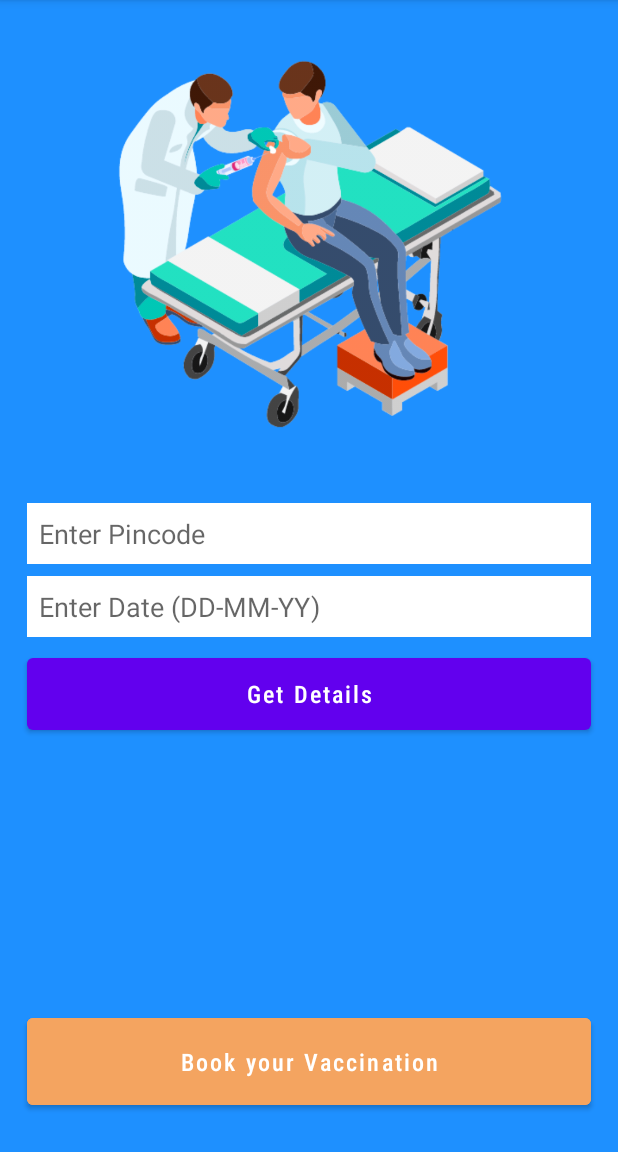
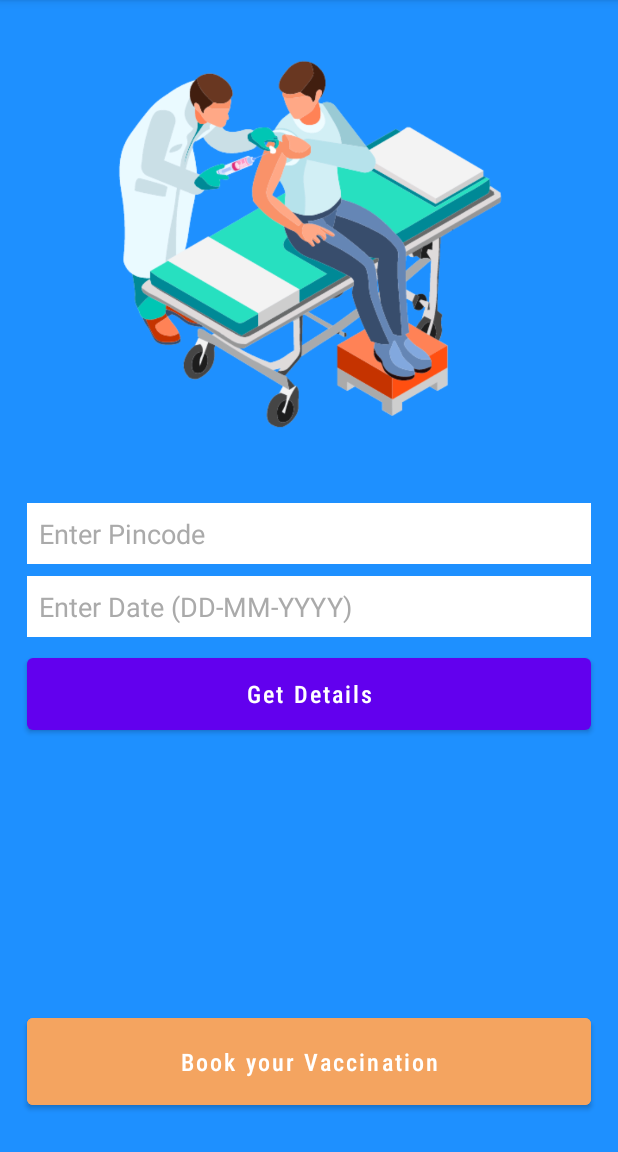
Before and after one commit to deepdhar/Vaccine-Tracker-App, an Android app: the screen it shows after launch (MainActivity), on a phone screen of 412 x 824 dp, the part 84-1236 px from its top. Run offline under Robolectric (Android 15) with nearby library versions, the light colour scheme and no system bars; our stand-ins replace Volley.

Commit message:
fixed internal bugs

```diff
--- a/app/src/main/java/com/example/android/vaccinetracker/VaccineDataAdapter.java
+++ b/app/src/main/java/com/example/android/vaccinetracker/VaccineDataAdapter.java
@@ -15,8 +15,6 @@ public class VaccineDataAdapter extends RecyclerView.Adapter<VaccineDataAdapter.
 
     LayoutInflater inflater;
     List<VaccineData> vaccineData;
-//    VaccineData[] vaccineData;
-//    Context context;
 
     public VaccineDataAdapter(List<VaccineData> vaccineData, Context context) {
         this.vaccineData = vaccineData;
@@ -38,6 +36,7 @@ public class VaccineDataAdapter extends RecyclerView.Adapter<VaccineDataAdapter.
         holder.dose1Tv.setText(vaccineData.get(position).getDose1());
         holder.dose2Tv.setText(vaccineData.get(position).getDose2());
         holder.minAgeLimitTv.setText(vaccineData.get(position).getMinAgeLimit());
+//        holder.vaccineFee.setText(vaccineData.get(position).getVaccineFee());
         holder.vaccineTv.setText(vaccineData.get(position).getVaccine());
     }
 
@@ -52,6 +51,7 @@ public class VaccineDataAdapter extends RecyclerView.Adapter<VaccineDataAdapter.
         TextView dose1Tv;
         TextView dose2Tv;
         TextView minAgeLimitTv;
+        TextView vaccineFee;
         TextView vaccineTv;
 
         public ViewHolder(@NonNull View itemView) {
@@ -61,6 +61,7 @@ public class VaccineDataAdapter extends RecyclerView.Adapter<VaccineDataAdapter.
             dose1Tv = itemView.findViewById(R.id.dose1_tv);
             dose2Tv = itemView.findViewById(R.id.dose2_tv);
             minAgeLimitTv = itemView.findViewById(R.id.minAgeLimit_tv);
+//            vaccineFee = itemView.findViewById(R.id.vaccinationFee_tv);
             vaccineTv = itemView.findViewById(R.id.vaccineName_tv);
         }
     }
--- a/app/src/main/res/layout/activity_main.xml
+++ b/app/src/main/res/layout/activity_main.xml
@@ -17,8 +17,8 @@
         android:layout_width="wrap_content"
         android:layout_height="wrap_content"
         android:layout_above="@id/et1"
-        android:src="@drawable/vaccination"
-        android:padding="15dp"/>
+        android:padding="15dp"
+        android:src="@drawable/vaccination" />
 
     <EditText
         android:id="@+id/et1"
@@ -31,19 +31,23 @@
         android:background="@color/white"
         android:hint="Enter Pincode"
         android:inputType="number"
-        android:padding="8dp" />
+        android:padding="8dp"
+        android:textColor="@color/black"
+        android:textColorHint="@android:color/darker_gray" />
 
     <EditText
         android:id="@+id/et2"
         android:layout_width="match_parent"
         android:layout_height="wrap_content"
-        android:layout_below="@id/center_line"
+        android:layout_below="@id/et1"
         android:layout_marginHorizontal="18dp"
         android:layout_marginBottom="8dp"
         android:background="@color/white"
-        android:hint="Enter Date (DD-MM-YY)"
+        android:hint="Enter Date (DD-MM-YYYY)"
         android:inputType="date"
-        android:padding="8dp" />
+        android:padding="8dp"
+        android:textColor="@color/black"
+        android:textColorHint="@android:color/darker_gray" />
 
     <Button
         android:id="@+id/button"
@@ -52,23 +56,23 @@
         android:layout_below="@id/et2"
         android:layout_marginHorizontal="18dp"
         android:layout_marginBottom="8dp"
+        android:fontFamily="sans-serif-condensed-medium"
         android:text="Get Details"
         android:textAllCaps="false"
-        android:fontFamily="sans-serif-condensed-medium"
-        android:textSize="16sp"/>
+        android:textSize="16sp" />
 
     <Button
         android:id="@+id/bookVaccineButton"
         android:layout_width="match_parent"
         android:layout_height="70dp"
+        android:layout_alignParentBottom="true"
+        android:layout_marginHorizontal="18dp"
+        android:layout_marginBottom="25dp"
+        android:backgroundTint="#F4A460"
+        android:fontFamily="sans-serif-condensed-medium"
         android:text="Book your Vaccination"
         android:textAllCaps="false"
-        android:layout_marginHorizontal="18dp"
-        android:layout_marginBottom="25dp"
-        android:layout_alignParentBottom="true"
-        android:backgroundTint="#F4A460"
-        android:fontFamily="sans-serif-condensed-medium"
-        android:textSize="16sp"/>
+        android:textSize="16sp" />
 
 
 </RelativeLayout>
--- a/app/src/main/res/mipmap-anydpi-v26/ic_launcher.xml
+++ b/app/src/main/res/mipmap-anydpi-v26/ic_launcher.xml
@@ -1,5 +1,5 @@
 <?xml version="1.0" encoding="utf-8"?>
 <adaptive-icon xmlns:android="http://schemas.android.com/apk/res/android">
-    <background android:drawable="@drawable/ic_launcher_background" />
-    <foreground android:drawable="@drawable/ic_launcher_foreground" />
+    <background android:drawable="@color/ic_launcher_background"/>
+    <foreground android:drawable="@mipmap/ic_launcher_foreground"/>
 </adaptive-icon>
--- a/app/src/main/res/mipmap-anydpi-v26/ic_launcher_round.xml
+++ b/app/src/main/res/mipmap-anydpi-v26/ic_launcher_round.xml
@@ -1,5 +1,5 @@
 <?xml version="1.0" encoding="utf-8"?>
 <adaptive-icon xmlns:android="http://schemas.android.com/apk/res/android">
-    <background android:drawable="@drawable/ic_launcher_background" />
-    <foreground android:drawable="@drawable/ic_launcher_foreground" />
+    <background android:drawable="@color/ic_launcher_background"/>
+    <foreground android:drawable="@mipmap/ic_launcher_foreground"/>
 </adaptive-icon>
--- a/app/src/main/res/values-night/themes.xml
+++ b/app/src/main/res/values-night/themes.xml
@@ -1,10 +1,10 @@
 <resources xmlns:tools="http://schemas.android.com/tools">
     <!-- Base application theme. -->
-    <style name="Theme.VaccineTracker" parent="Theme.MaterialComponents.DayNight.DarkActionBar">
+    <style name="Theme.VaccineTracker" parent="Theme.MaterialComponents.Light.DarkActionBar">
         <!-- Primary brand color. -->
-        <item name="colorPrimary">@color/purple_200</item>
+        <item name="colorPrimary">@color/purple_500</item>
         <item name="colorPrimaryVariant">@color/purple_700</item>
-        <item name="colorOnPrimary">@color/black</item>
+        <item name="colorOnPrimary">@color/white</item>
         <!-- Secondary brand color. -->
         <item name="colorSecondary">@color/teal_200</item>
         <item name="colorSecondaryVariant">@color/teal_200</item>
--- /dev/null
+++ b/app/src/main/res/values/ic_launcher_background.xml
@@ -0,0 +1,4 @@
+<?xml version="1.0" encoding="utf-8"?>
+<resources>
+    <color name="ic_launcher_background">#FFDE59</color>
+</resources>
```
Also changed, not shown: app/src/main/java/com/example/android/vaccinetracker/MainActivity.java (+14 -4 lines), app/src/main/java/com/example/android/vaccinetracker/VaccineActivity.java (+15 -14 lines), app/src/main/java/com/example/android/vaccinetracker/VaccineData.java (+10 -0 lines), app/src/main/res/drawable/ic_calendar.xml (added, +10 -0 lines), app/src/main/res/layout/data_layout.xml (+9 -1 lines), app/src/main/ic_launcher-playstore.png (added), app/src/main/res/drawable-v24/vaccination.png, app/src/main/res/mipmap-hdpi/ic_launcher_foreground.png (added), app/src/main/res/mipmap-mdpi/ic_launcher_foreground.png (added), app/src/main/res/mipmap-xhdpi/ic_launcher_foreground.png (added), app/src/main/res/mipmap-xxhdpi/ic_launcher_foreground.png (added), app/src/main/res/mipmap-xxxhdpi/ic_launcher_foreground.png (added).
